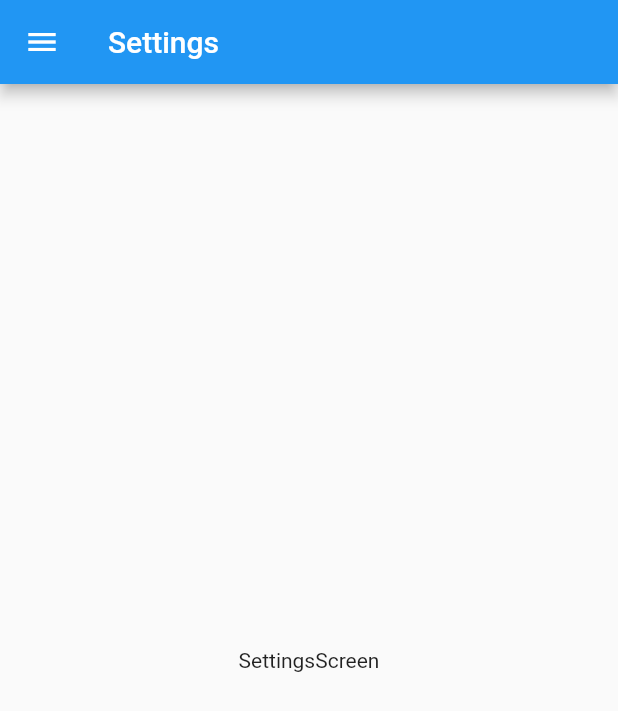
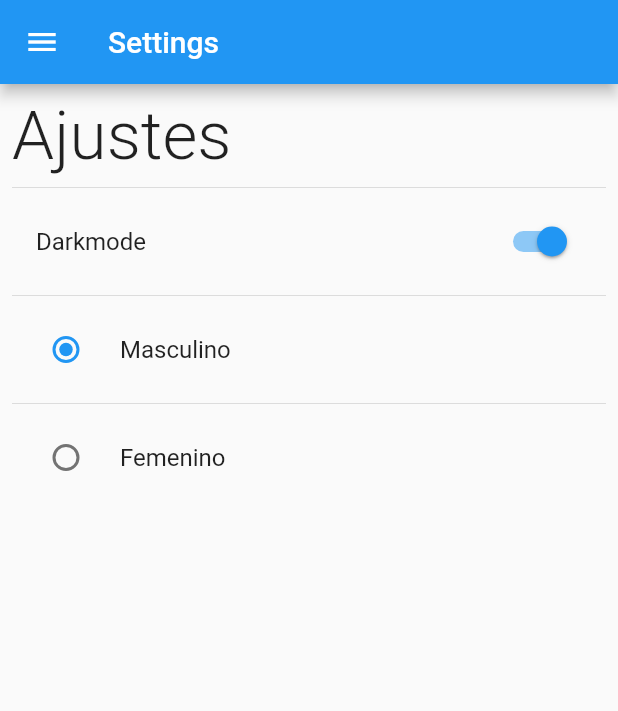
Before and after one commit to DonKames/flutter_local_storage_preferences_app, a Flutter app: the SettingsScreen screen opened by its route, on a phone screen of 412 x 824 dp. Shown: the top 711 px of the screen. Run offline on Flutter 3.47's test engine with Material 2 defaults, Android fonts, the phone set to English and light mode, and no system bars.

Commit message:
Curso Fluter 197

```diff
--- a/lib/screens/settings_screen.dart
+++ b/lib/screens/settings_screen.dart
@@ -13,8 +13,39 @@
         title: const Text('Settings'),
       ),
       drawer: const SideMenu(),
-      body: const Center(
-        child: Text('SettingsScreen'),
+      body: Padding(
+        padding: const EdgeInsets.all(8.0),
+        child: SingleChildScrollView(
+          child: Column(
+            crossAxisAlignment: CrossAxisAlignment.start,
+            children: [
+              const Text(
+                'Ajustes',
+                style: TextStyle(fontSize: 45, fontWeight: FontWeight.w300),
+              ),
+              const Divider(),
+              SwitchListTile.adaptive(
+                value: true,
+                onChanged: (value) {},
+                title: const Text('Darkmode'),
+              ),
+              const Divider(),
+              RadioListTile<int>(
+                value: 1,
+                groupValue: 1,
+                title: const Text('Masculino'),
+                onChanged: (value) {},
+              ),
+              const Divider(),
+              RadioListTile<int>(
+                value: 2,
+                groupValue: 1,
+                title: const Text('Femenino'),
+                onChanged: (value) {},
+              )
+            ],
+          ),
+        ),
       ),
     );
   }
```
Also changed, not shown: lib/screens/home_screen.dart (+11 -2 lines).
